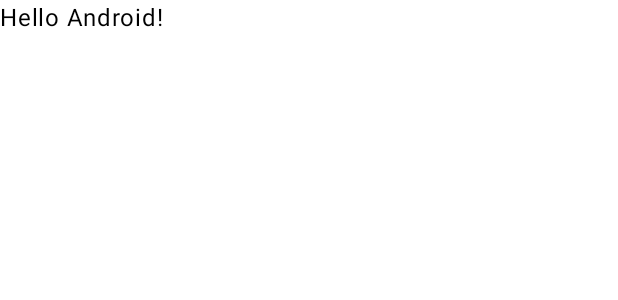
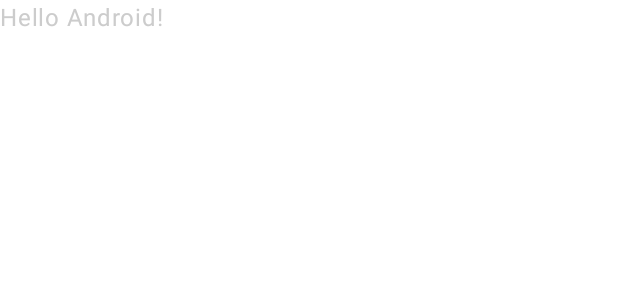
Before and after one commit to sarinapr/projectNeshan, an Android app built with Jetpack Compose: the @Preview function GreetingPreview, on a phone screen of 412 x 824 dp. Shown: the top 300 px of the screen. Run offline under Robolectric (Android 15) with nearby library versions, the phone set to English and light mode, and no system bars.

Commit message:
add new color

```diff
--- a/app/src/main/java/com/example/firstproject/MainActivity.kt
+++ b/app/src/main/java/com/example/firstproject/MainActivity.kt
@@ -9,6 +9,7 @@ import androidx.compose.material3.Surface
 import androidx.compose.material3.Text
 import androidx.compose.runtime.Composable
 import androidx.compose.ui.Modifier
+import androidx.compose.ui.graphics.Color
 import androidx.compose.ui.tooling.preview.Preview
 import com.example.firstproject.ui.theme.FirstProjectTheme
 
@@ -33,7 +34,7 @@ class MainActivity : ComponentActivity() {
 fun Greeting(name: String, modifier: Modifier = Modifier) {
     Text(
         text = "Hello $name!",
-        modifier = modifier
+        modifier = modifier, color = Color.LightGray
     )
 }
 
```
